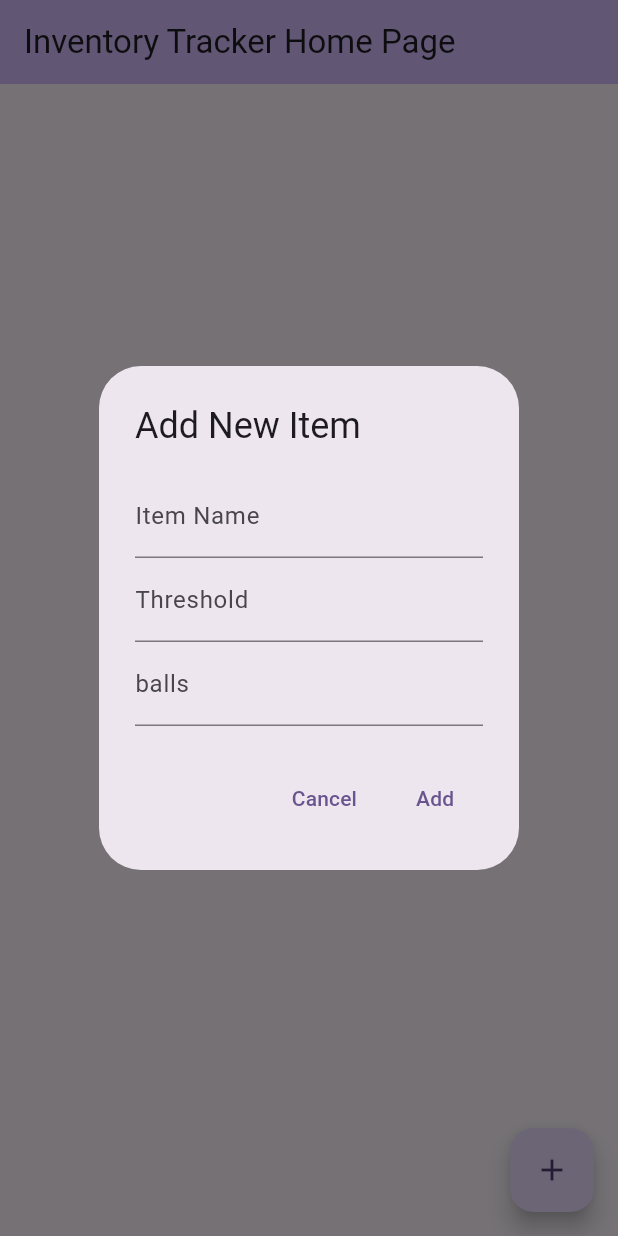
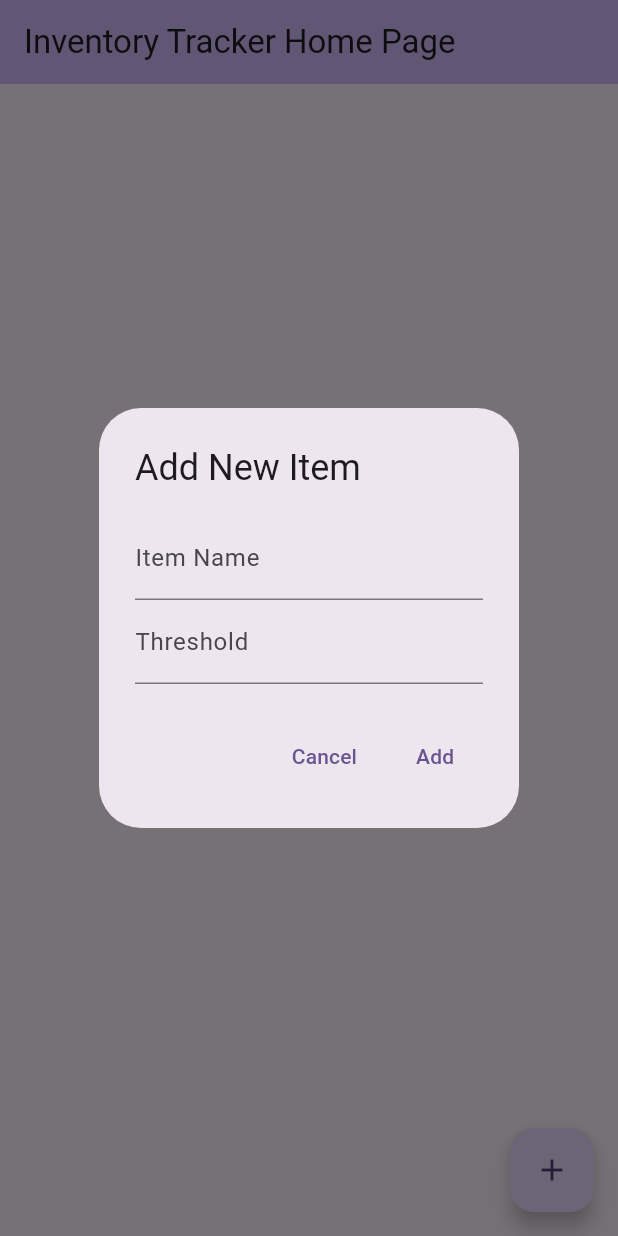
Before and after one commit to AdityaGupta0/1182DesignProject, a Flutter app: the screen it shows after launch, after a tap on the "add" icon, on a phone screen of 412 x 824 dp. Run offline on Flutter 3.47's test engine with Material 3 defaults, Android fonts, the phone set to English and light mode, and no system bars; our stand-ins replace firebase_core, firebase_database; accounts and stored records are empty.

Commit message:
Update main.dart

```diff
--- a/inventory_tracker/lib/main.dart
+++ b/inventory_tracker/lib/main.dart
@@ -86,11 +86,6 @@
               decoration: const InputDecoration(labelText: 'Threshold'),
               keyboardType: TextInputType.number,
             ),
-            TextField(
-              controller: thresholdController,
-              decoration: const InputDecoration(labelText: 'balls'),
-              keyboardType: TextInputType.number,
-            ),
           ],
         ),
         actions: [
```
